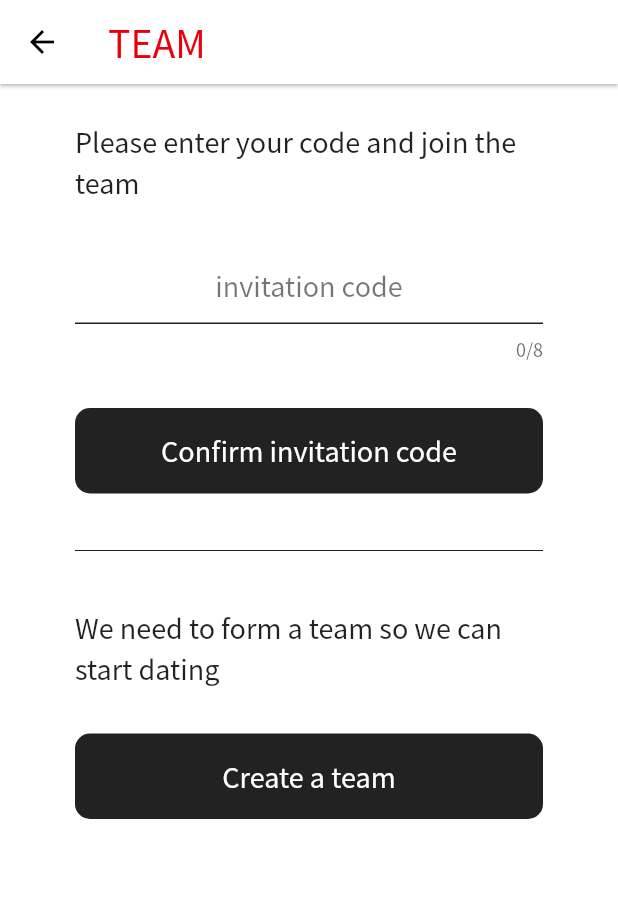
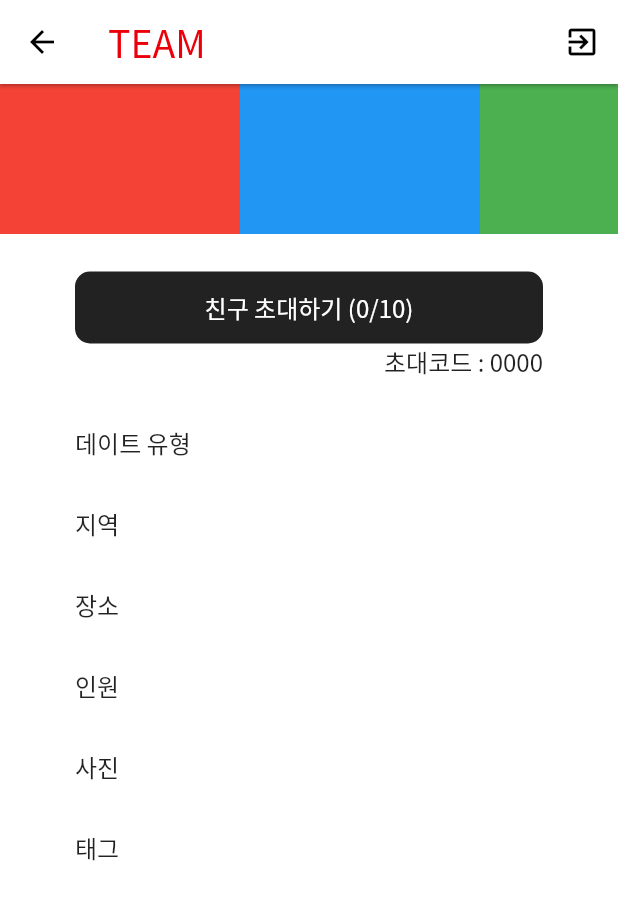
Before and after one commit to cheonbrave/campfire, a Flutter app: the TeamPage screen opened by its route, on a phone screen of 412 x 824 dp. Shown: the top 900 px of the screen. Run offline on Flutter 3.47's test engine with Material 2 defaults, Android fonts, the phone set to English and light mode, and no system bars; our stand-ins replace firebase_analytics, firebase_auth, google_sign_in; accounts and stored records are empty.

Commit message:
팀만들기화면 제작 진행중
팀만들기화면 제작 진행중

```diff
--- a/lib/assets/locale/en.json
+++ b/lib/assets/locale/en.json
@@ -18,12 +18,12 @@
   "question_code": "Did you get an invitation code from your friend?",
   "input_code": "invitation code",
   "code_none": "No code",
+
+  "team_code_input_explain" : "If there's a team that's already,\nEnter your code and join the team",
   "code_check": "Confirm invitation code",
 
-  "team_code_input_explain" : "Please enter your code and join the team",
-
-  "team_make_explain" : "We need to form a team so we can start dating",
-  "team_make" : "Create a team",
+  "team_make_explain" : "Invite your friends to form a team\nlet's go on a blind date.",
+  "team_make" : "팀 만들기",
 
   "json_end": "json_end"
 }
--- a/lib/assets/locale/ja.json
+++ b/lib/assets/locale/ja.json
@@ -18,11 +18,12 @@
   "question_code": "友達から招待コードをもらいましたか。?",
   "input_code": "invitation code",
   "code_none": "コードなし",
+
+
+  "team_code_input_explain" : "すでに招待されたチームがあるなら\nコードを入力してください。",
   "code_check": "招待コード確認",
 
-  "team_code_input_explain" : "コードを入力してください。",
-
-  "team_make_explain" : "チームを作ればブラインドデートを始めることができます。",
+  "team_make_explain" : "友達を招待してチームを作って\nブラインドデートを申し込んでみましょうか。",
   "team_make" : "チーム作り",
 
   "json_end": "json_end"
--- a/lib/assets/locale/ko.json
+++ b/lib/assets/locale/ko.json
@@ -19,11 +19,10 @@
   "input_code": "초대 코드",
   "code_none": "코드 없음",
 
+  "team_code_input_explain" : "이미 초대받은 팀이 있다면\n코드를 입력하고 팀에 합류하세요",
   "code_check": "초대코드 확인",
 
-  "team_code_input_explain" : "코드를 입력하고 팀에 합류 하세요",
-
-  "team_make_explain" : "팀을 만들어야 블라인드 데이트를 시작할 수 있어요",
+  "team_make_explain" : "친구들을 초대해서 팀을 만들고\n블라인드 데이트를 신청해볼까요?",
   "team_make" : "팀 만들기",
 
   "json_end": "json_end"
--- a/lib/consts/common_values.dart
+++ b/lib/consts/common_values.dart
@@ -12,6 +12,7 @@ const double txtSizeExplain = 12;
 const double paddingAllx2 = 50.0;
 const double paddingAll = 25.0;
 const double paddingItem = 15.0;
+const double paddingItem2 = 20.0;
 
 // 포인트컬러
 const int pointColor = 0xFFEB0009;
--- a/lib/pages/tap_pages/team_page.dart
+++ b/lib/pages/tap_pages/team_page.dart
@@ -24,7 +24,118 @@ class _TeamPageState extends State<TeamPage> {
     }
      */
 
-    return _makePage_init();
+    return _makePage_team();
+  }
+
+  Widget _makePage_team() {
+    return Scaffold(
+      appBar: AppBar(
+        centerTitle: false,
+        title: Text("TEAM", style: TextStyle(fontSize: txtSizeTopTitle),),
+        elevation: 1.0,
+        actions: <Widget>[
+          IconButton(
+            icon: Icon(Icons.exit_to_app), onPressed: (){},
+          ),
+        ],
+      ),
+      body: SafeArea( // 아이폰 노치 디자인 대응
+        child: SingleChildScrollView(
+            /* UI 작성 - START */
+            child: Column(
+              children: <Widget>[
+                Container(
+                  height: 100.0,
+                  child: ListView(
+                    scrollDirection: Axis.horizontal,
+                    children: <Widget>[
+                      Container(
+                        width: 160.0,
+                        color: Colors.red,
+                      ),
+                      Container(
+                        width: 160.0,
+                        color: Colors.blue,
+                      ),
+                      Container(
+                        width: 160.0,
+                        color: Colors.green,
+                      ),
+                      Container(
+                        width: 160.0,
+                        color: Colors.yellow,
+                      ),
+                      Container(
+                        width: 160.0,
+                        color: Colors.orange,
+                      ),
+                    ],
+                  ),
+                ),
+                Padding(
+                  padding: EdgeInsets.only(left: paddingAllx2, right: paddingAllx2, top: paddingAll, bottom: paddingAllx2),
+                  child: Column(
+                    crossAxisAlignment: CrossAxisAlignment.start,
+                    children: <Widget>[
+                      SizedBox(
+                        width: double.infinity,
+                        child: FlatButton(
+                          shape: RoundedRectangleBorder(
+                            borderRadius: BorderRadius.circular(10.0),
+                          ),
+                          padding: const EdgeInsets.all(12.0),
+                          //textColor: Color(pointColor),
+                          textColor: Colors.white,
+                          //color: Colors.white,
+                          color: Colors.black87,
+                          //splashColor: Color(pointColor2),
+                          splashColor: Colors.black87,
+                          //child: Text(Translations.of(context).trans('team_make'), style: TextStyle(fontSize: txtSizeBigStr)),
+                          child: Text("친구 초대하기 (0/10)", style: TextStyle(fontSize: txtSizeMidStr)),
+
+                          //pushAndRemoveUntil 함수는 3번째 파라미터인 modalroute.withName에 할당된 페이지까지에 화면이동 히스토리를 지우는 기능
+                          onPressed: () => Navigator.pushAndRemoveUntil(context, CupertinoPageRoute(builder: (context) => TapPage(tapIndex: 0)), ModalRoute.withName(TapPage.routeName)),
+                        ),
+                      ),
+                      Container(
+                        width: double.infinity,
+                        alignment: Alignment.centerRight,
+                        child: Text("초대코드 : 0000", style: TextStyle(fontSize: txtSizeMidStr)),
+                      ),
+                      Padding(
+                        padding: EdgeInsets.all(paddingItem),
+                      ),
+                      Text("데이트 유형", style: TextStyle(fontSize: txtSizeMidStr, fontWeight: FontWeight.w500)),
+                      Padding(
+                        padding: EdgeInsets.all(paddingItem),
+                      ),
+                      Text("지역", style: TextStyle(fontSize: txtSizeMidStr, fontWeight: FontWeight.w500)),
+                      Padding(
+                        padding: EdgeInsets.all(paddingItem),
+                      ),
+                      Text("장소", style: TextStyle(fontSize: txtSizeMidStr, fontWeight: FontWeight.w500)),
+                      Padding(
+                        padding: EdgeInsets.all(paddingItem),
+                      ),
+                      Text("인원", style: TextStyle(fontSize: txtSizeMidStr, fontWeight: FontWeight.w500)),
+                      Padding(
+                        padding: EdgeInsets.all(paddingItem),
+                      ),
+                      Text("사진", style: TextStyle(fontSize: txtSizeMidStr, fontWeight: FontWeight.w500)),
+                      Padding(
+                        padding: EdgeInsets.all(paddingItem),
+                      ),
+                      Text("태그", style: TextStyle(fontSize: txtSizeMidStr, fontWeight: FontWeight.w500)),
+                    ],
+                  ),
+                ),
+              ],
+            )
+            /* UI 작성 - END */
+          ),
+      ),
+      backgroundColor: Colors.white,
+    );
   }
 
   Widget _makePage_init() {
@@ -49,6 +160,36 @@ class _TeamPageState extends State<TeamPage> {
             child:Column(
                 crossAxisAlignment: CrossAxisAlignment.start,
                 children: <Widget>[
+                  Text(Translations.of(context).trans('team_make_explain'), style: TextStyle(fontSize: txtSizeBigStr, fontWeight: FontWeight.w500, color: Colors.black87),),
+                  Padding(
+                    padding: EdgeInsets.all(paddingItem),
+                  ),
+                  SizedBox(
+                    width: double.infinity,
+                    child: FlatButton(
+                      shape: RoundedRectangleBorder(
+                        borderRadius: BorderRadius.circular(10.0),
+                      ),
+                      padding: const EdgeInsets.all(15.0),
+                      //textColor: Color(pointColor),
+                      textColor: Colors.white,
+                      //color: Colors.white,
+                      color: Colors.black87,
+                      //splashColor: Color(pointColor2),
+                      splashColor: Colors.black87,
+                      child: Text(Translations.of(context).trans('team_make'), style: TextStyle(fontSize: txtSizeBigStr)),
+
+                      //pushAndRemoveUntil 함수는 3번째 파라미터인 modalroute.withName에 할당된 페이지까지에 화면이동 히스토리를 지우는 기능
+                      onPressed: () => Navigator.pushAndRemoveUntil(context, CupertinoPageRoute(builder: (context) => TapPage(tapIndex: 0)), ModalRoute.withName(TapPage.routeName)),
+                    ),
+                  ),
+                  Padding(
+                    padding: EdgeInsets.all(paddingItem2),
+                  ),
+                  Divider(color: Colors.black),
+                  Padding(
+                    padding: EdgeInsets.all(paddingItem),
+                  ),
                   Text(Translations.of(context).trans('team_code_input_explain'), style: TextStyle(fontSize: txtSizeBigStr, fontWeight: FontWeight.w500, color: Colors.black87),),
                   Padding(
                     padding: EdgeInsets.all(paddingItem),
@@ -90,37 +231,7 @@ class _TeamPageState extends State<TeamPage> {
                       child: Text(Translations.of(context).trans('code_check'), style: TextStyle(fontSize: txtSizeBigStr)),
 
                       //pushAndRemoveUntil 함수는 3번째 파라미터인 modalroute.withName에 할당된 페이지까지에 화면이동 히스토리를 지우는 기능
-                      onPressed: () => Navigator.pushAndRemoveUntil(context, CupertinoPageRoute(builder: (context) => TapPage(tapIndex: 1)), ModalRoute.withName(TapPage.routeName)),
-                    ),
-                  ),
-                  Padding(
-                    padding: EdgeInsets.all(paddingItem),
-                  ),
-                  Divider(color: Colors.black87),
-                  Padding(
-                    padding: EdgeInsets.all(paddingItem),
-                  ),
-                  Text(Translations.of(context).trans('team_make_explain'), style: TextStyle(fontSize: txtSizeBigStr, fontWeight: FontWeight.w500, color: Colors.black87),),
-                  Padding(
-                    padding: EdgeInsets.all(paddingItem),
-                  ),
-                  SizedBox(
-                    width: double.infinity,
-                    child: FlatButton(
-                      shape: RoundedRectangleBorder(
-                        borderRadius: BorderRadius.circular(10.0),
-                      ),
-                      padding: const EdgeInsets.all(15.0),
-                      //textColor: Color(pointColor),
-                      textColor: Colors.white,
-                      //color: Colors.white,
-                      color: Colors.black87,
-                      //splashColor: Color(pointColor2),
-                      splashColor: Colors.black87,
-                      child: Text(Translations.of(context).trans('team_make'), style: TextStyle(fontSize: txtSizeBigStr)),
-
-                      //pushAndRemoveUntil 함수는 3번째 파라미터인 modalroute.withName에 할당된 페이지까지에 화면이동 히스토리를 지우는 기능
-                      onPressed: () => Navigator.pushAndRemoveUntil(context, CupertinoPageRoute(builder: (context) => TapPage(tapIndex: 1)), ModalRoute.withName(TapPage.routeName)),
+                      onPressed: () => Navigator.pushAndRemoveUntil(context, CupertinoPageRoute(builder: (context) => TapPage(tapIndex: 0)), ModalRoute.withName(TapPage.routeName)),
                     ),
                   ),
                 ],
@@ -133,32 +244,4 @@ class _TeamPageState extends State<TeamPage> {
       backgroundColor: Colors.white,
     );
   }
-
-  Widget _makePage_team() {
-    return Scaffold(
-      appBar: AppBar(
-        centerTitle: false,
-        title: Text("TEAM", style: TextStyle(fontSize: txtSizeTopTitle),),
-        elevation: 1.0,
-        actions: <Widget>[
-          IconButton(
-            icon: Icon(Icons.exit_to_app), onPressed: (){},
-          ),
-        ],
-      ),
-      body: SafeArea( // 아이폰 노치 디자인 대응
-        child: Padding(
-          padding: EdgeInsets.all(paddingAll),
-          /* UI 작성 - START */
-
-          child: Container(
-            child: Text("여기에 UI 만들면됨"),
-          ),
-
-          /* UI 작성 - END */
-        ),
-      ),
-      backgroundColor: Colors.white,
-    );
-  }
 }
```
Also changed, not shown: lib/pages/join/login_page.dart (+12 -4 lines), lib/pages/tap_pages/tap_page.dart (+5 -5 lines).
